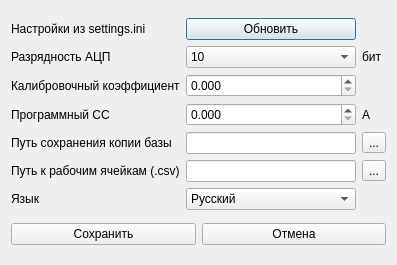
The window that gui/uies/settings.ui (neurocomputer/MemriBoard) describes before a commit, drawn with Qt 5.
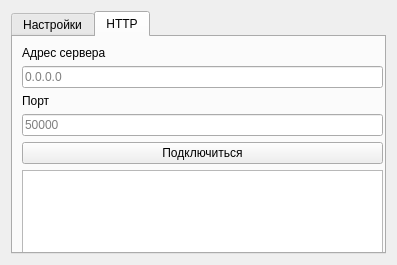
The same window after the commit. The open tabs and pages were chosen to show the change.

Commit message: remote access http

The edit to the form file:
```diff
--- a/gui/uies/settings.ui
+++ b/gui/uies/settings.ui
@@ -33,6 +33,23 @@
   </property>
   <layout class="QVBoxLayout" name="verticalLayout">
    <item>
+    <widget class="QTabWidget" name="tab_settings">
+     <property name="currentIndex">
+      <number>0</number>
+     </property>
+     <widget class="QWidget" name="tab">
+      <attribute name="title">
+       <string>Настройки</string>
+      </attribute>
+      <widget class="QWidget" name="">
+       <property name="geometry">
+        <rect>
+         <x>0</x>
+         <y>0</y>
+         <width>371</width>
+         <height>193</height>
+        </rect>
+       </property>
     <layout class="QGridLayout" name="gridLayout111">
      <item row="1" column="0">
       <widget class="QLabel" name="label">
@@ -173,8 +190,16 @@
       </widget>
      </item>
     </layout>
-   </item>
-   <item>
+      </widget>
+      <widget class="QWidget" name="">
+       <property name="geometry">
+        <rect>
+         <x>0</x>
+         <y>190</y>
+         <width>371</width>
+         <height>23</height>
+        </rect>
+       </property>
     <layout class="QHBoxLayout" name="horizontalLayout_2">
      <item>
       <widget class="QPushButton" name="button_save">
@@ -191,6 +216,68 @@
       </widget>
      </item>
     </layout>
+      </widget>
+     </widget>
+     <widget class="QWidget" name="tab_2">
+      <attribute name="title">
+       <string>HTTP</string>
+      </attribute>
+      <widget class="QWidget" name="verticalLayoutWidget">
+       <property name="geometry">
+        <rect>
+         <x>9</x>
+         <y>9</y>
+         <width>361</width>
+         <height>211</height>
+        </rect>
+       </property>
+       <layout class="QVBoxLayout" name="verticalLayout_2">
+        <item>
+         <widget class="QLabel" name="label_11">
+          <property name="text">
+           <string>Адрес сервера</string>
+          </property>
+         </widget>
+        </item>
+        <item>
+         <widget class="QLineEdit" name="lineedit_address">
+          <property name="placeholderText">
+           <string>0.0.0.0</string>
+          </property>
+         </widget>
+        </item>
+        <item>
+         <widget class="QLabel" name="label_10">
+          <property name="text">
+           <string>Порт</string>
+          </property>
+         </widget>
+        </item>
+        <item>
+         <widget class="QLineEdit" name="lineedit_port">
+          <property name="placeholderText">
+           <string>50000</string>
+          </property>
+         </widget>
+        </item>
+        <item>
+         <layout class="QHBoxLayout" name="horizontalLayout">
+          <item>
+           <widget class="QPushButton" name="button_connect">
+            <property name="text">
+             <string>Подключиться</string>
+            </property>
+           </widget>
+          </item>
+         </layout>
+        </item>
+        <item>
+         <widget class="QTextBrowser" name="text_log"/>
+        </item>
+       </layout>
+      </widget>
+     </widget>
+    </widget>
    </item>
   </layout>
  </widget>
```
Lines whose indentation alone changed are shown as unchanged. The commit also changes 9 other files.
